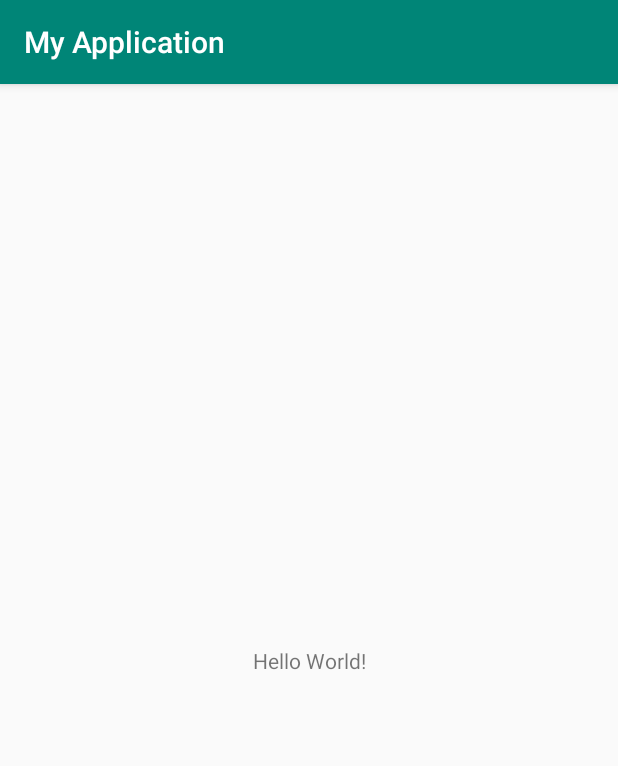
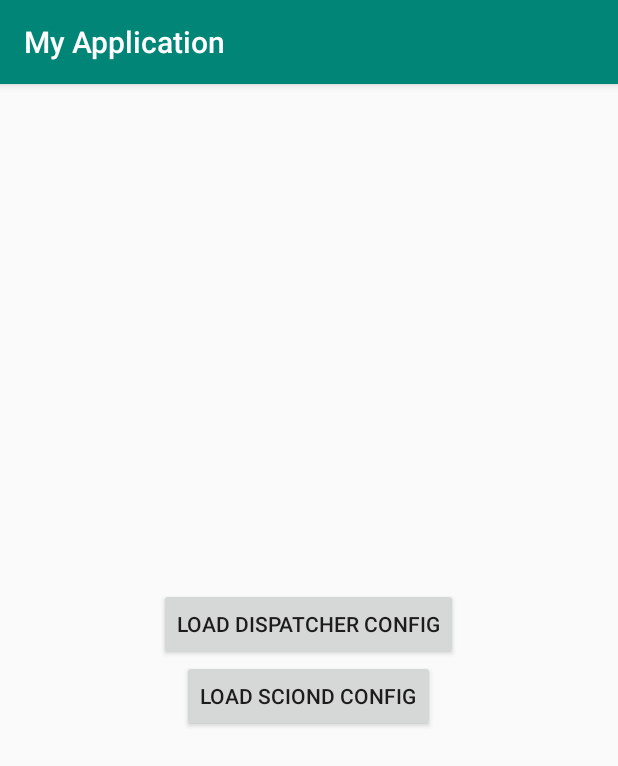
Before and after one commit to ekuiter/scion-android, an Android app: the screen it shows after launch (MainActivity), on a phone screen of 412 x 824 dp. Shown: the top 766 px of the screen. Run offline under Robolectric (Android 15) with nearby library versions, the phone set to English and light mode, and no system bars; libraries missing offline, so code that uses them is left out: com.obsez.android; 2 statements that could not run were skipped.

Commit message:
Make dispatcher cofig configurable

```diff
--- a/app/src/main/java/com/example/myapplication/MainActivity.java
+++ b/app/src/main/java/com/example/myapplication/MainActivity.java
@@ -2,37 +2,77 @@ package com.example.myapplication;
 
 import android.content.Intent;
 import android.os.Bundle;
-import android.widget.TextView;
 
 import androidx.appcompat.app.AppCompatActivity;
+import androidx.appcompat.widget.AppCompatButton;
 
 import com.obsez.android.lib.filechooser.ChooserDialog;
+
+import java.util.Optional;
 
 
 public class MainActivity extends AppCompatActivity {
 
-    TextView output;
+    private static final String SCIOND_CFG_PATH = MainActivity.class.getCanonicalName() + ".SCIOND";
+    private static final String DISP_CFG_PATH = MainActivity.class.getCanonicalName() + ".DISPATCHER";
 
-    static {
-        System.loadLibrary("dispatcher-wrapper");
-    }
+    private Optional<String> sciondCfgPath;
+    private Optional<String> dispCfgPath;
+    private AppCompatButton sciondButton;
+    private AppCompatButton dispButton;
 
     @Override
     protected void onCreate(Bundle savedInstanceState) {
         super.onCreate(savedInstanceState);
         setContentView(R.layout.activity_main);
-        output = findViewById(R.id.textview);
+        Optional<Bundle> sIS = Optional.ofNullable(savedInstanceState);
 
+        sciondCfgPath = sIS.map(i->i.getString(SCIOND_CFG_PATH));
+        dispCfgPath = sIS.map(i->i.getString(DISP_CFG_PATH));
 
-        new ChooserDialog(this)
-                .withChosenListener((path, pathFile) -> startServices(path)).build().show();
+        sciondButton = findViewById(R.id.sciondbutton);
+        dispButton = findViewById(R.id.dispbutton);
+
+        sciondButton.setEnabled(!sciondCfgPath.isPresent());
+        dispButton.setEnabled(!dispCfgPath.isPresent());
+
+        sciondButton.setOnClickListener(view ->
+            new ChooserDialog(view.getContext())
+                    .withResources(R.string.choosesciondcfg, R.string.ok, R.string.cancel)
+                    .withChosenListener((path, pathFile) -> {
+                        sciondCfgPath = Optional.ofNullable(path);
+                        sciondButton.setEnabled(!sciondCfgPath.isPresent());
+                        startServices();
+                    }).build().show()
+        );
+        dispButton.setOnClickListener(view ->
+            new ChooserDialog(view.getContext())
+                    .withResources(R.string.choosedispcfg, R.string.ok, R.string.cancel)
+                    .withChosenListener((path, pathFile) -> {
+                        dispCfgPath = Optional.ofNullable(path);
+                        dispButton.setEnabled(!dispCfgPath.isPresent());
+                        startServices();
+                    }).build().show()
+        );
     }
 
-    private void startServices(String sciondCfgPath) {
-        startService(new Intent(this, DispatcherService.class));
-        startService(
-                new Intent(this, SciondService.class)
-                        .putExtra(SciondService.PARAM_CONFIG_PATH, sciondCfgPath)
-        );
+    @Override
+    protected void onSaveInstanceState(Bundle outState) {
+        super.onSaveInstanceState(outState);
+        sciondCfgPath.ifPresent(s->outState.putString(SCIOND_CFG_PATH, s));
+        dispCfgPath.ifPresent(s->outState.putString(DISP_CFG_PATH, s));
+    }
+
+    private void startServices() {
+        if (sciondCfgPath.isPresent() && dispCfgPath.isPresent()) {
+            startService(
+                    new Intent(this, DispatcherService.class)
+                            .putExtra(DispatcherService.PARAM_CONFIG_PATH, dispCfgPath.get())
+            );
+            startService(
+                    new Intent(this, SciondService.class)
+                            .putExtra(SciondService.PARAM_CONFIG_PATH, sciondCfgPath.get())
+            );
+        }
     }
 }
--- a/app/src/main/java/com/example/myapplication/SciondService.java
+++ b/app/src/main/java/com/example/myapplication/SciondService.java
@@ -10,7 +10,7 @@ import sciondgobind.Sciondgobind;
 
 public class SciondService extends IntentService {
 
-    public static final String PARAM_CONFIG_PATH = "com.example.myapplication.SciondService.CONFIG_PATH";
+    public static final String PARAM_CONFIG_PATH = SciondService.class.getCanonicalName() + ".CONFIG_PATH";
     private static final String TAG = "sciond";
 
     public SciondService() {
--- a/app/src/main/res/layout/activity_main.xml
+++ b/app/src/main/res/layout/activity_main.xml
@@ -1,20 +1,23 @@
 <?xml version="1.0" encoding="utf-8"?>
-<androidx.constraintlayout.widget.ConstraintLayout
+<LinearLayout
         xmlns:android="http://schemas.android.com/apk/res/android"
         xmlns:tools="http://schemas.android.com/tools"
         xmlns:app="http://schemas.android.com/apk/res-auto"
         android:layout_width="match_parent"
         android:layout_height="match_parent"
+        android:orientation="vertical"
+        android:gravity="center"
         tools:context=".MainActivity">
 
-    <TextView
-            android:id="@+id/textview"
+    <androidx.appcompat.widget.AppCompatButton
+            android:id="@+id/dispbutton"
             android:layout_width="wrap_content"
             android:layout_height="wrap_content"
-            android:text="Hello World!"
-            app:layout_constraintBottom_toBottomOf="parent"
-            app:layout_constraintLeft_toLeftOf="parent"
-            app:layout_constraintRight_toRightOf="parent"
-            app:layout_constraintTop_toTopOf="parent"/>
+            android:text="@string/dispbutton"/>
+    <androidx.appcompat.widget.AppCompatButton
+            android:id="@+id/sciondbutton"
+            android:layout_width="wrap_content"
+            android:layout_height="wrap_content"
+            android:text="@string/sciondbutton"/>
 
-</androidx.constraintlayout.widget.ConstraintLayout>
+</LinearLayout>
--- a/app/src/main/res/values/strings.xml
+++ b/app/src/main/res/values/strings.xml
@@ -1,3 +1,9 @@
 <resources>
     <string name="app_name">My Application</string>
+    <string name="dispbutton">Load dispatcher config</string>
+    <string name="sciondbutton">Load sciond config</string>
+    <string name="choosedispcfg">Choose dispatcher config</string>
+    <string name="ok">OK</string>
+    <string name="cancel">Cancel</string>
+    <string name="choosesciondcfg">Choose sciond config</string>
 </resources>
```
Also changed, not shown: app/src/main/java/com/example/myapplication/DispatcherService.java (+16 -22 lines), 1 other file.
